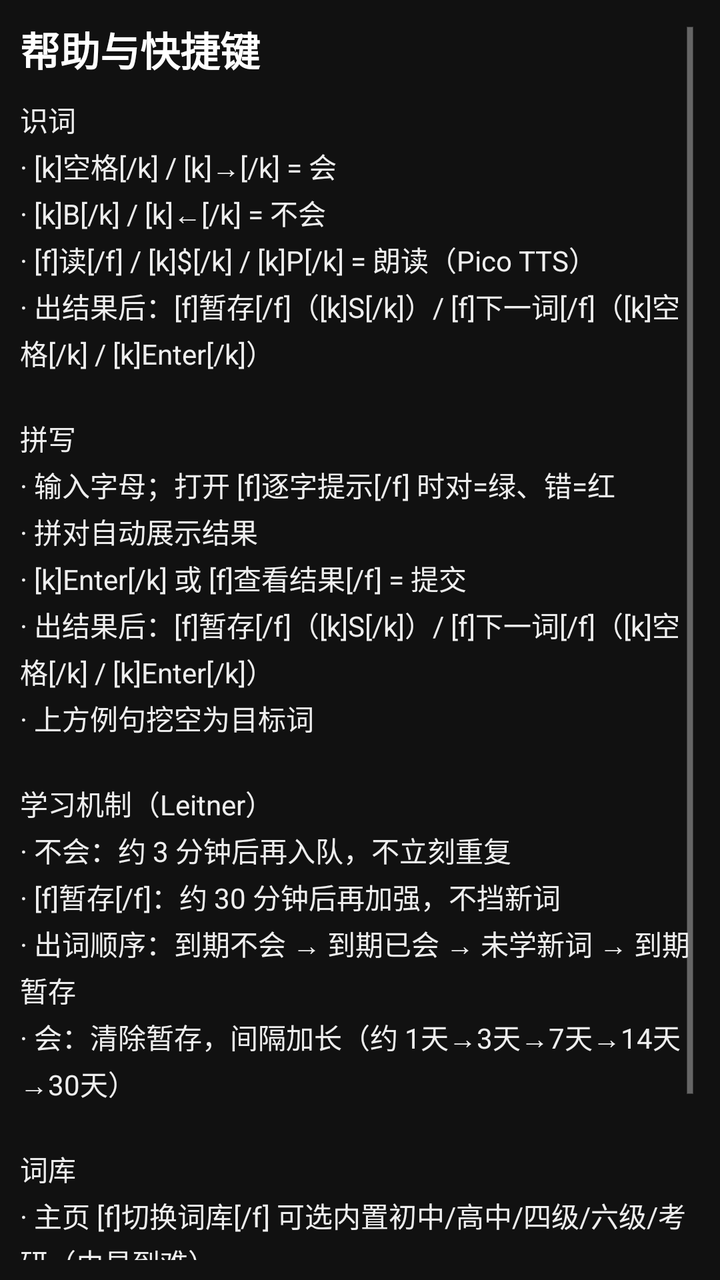
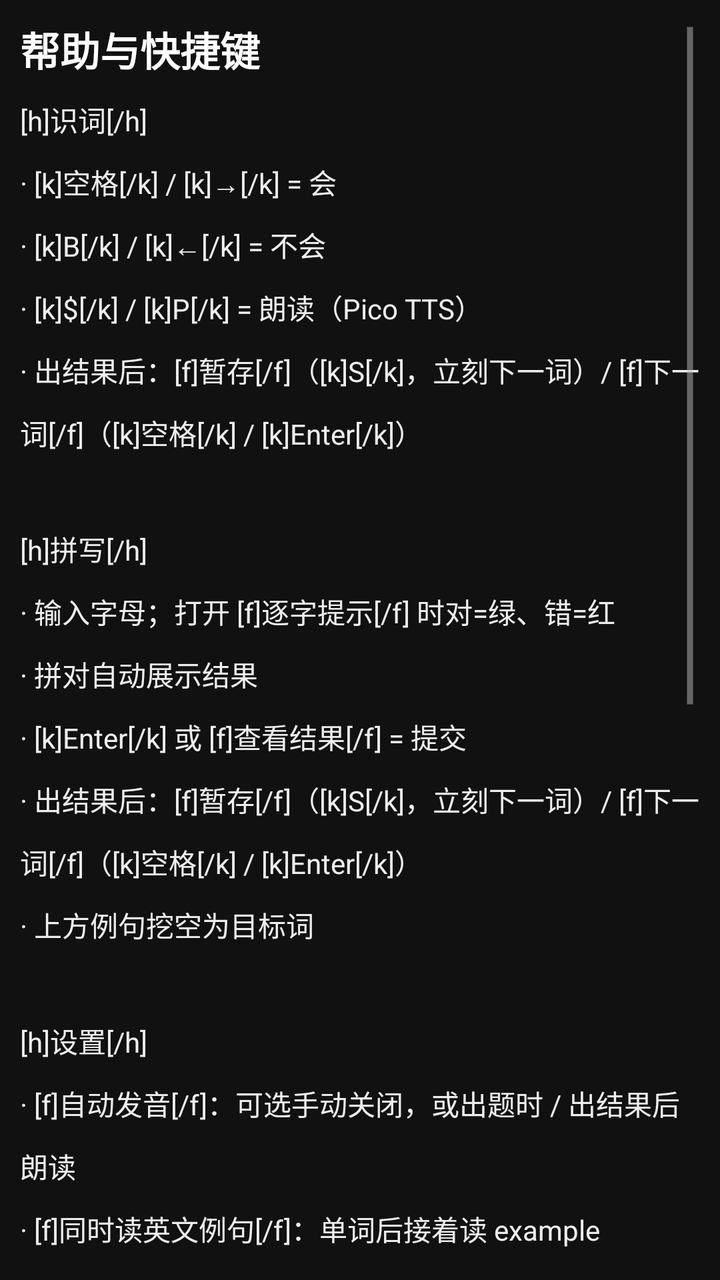

Screens rendered from an Android XML layout before and after an edit, with the pre-edit source and the edit as a unified diff.
<!-- AndroidManifest.xml: application theme AppTheme -->
<!-- res/layout/activity_help.xml -->
<?xml version="1.0" encoding="utf-8"?>
<ScrollView xmlns:android="http://schemas.android.com/apk/res/android"
    android:layout_width="match_parent"
    android:layout_height="match_parent"
    android:background="@color/bg"
    android:padding="10dp">

    <LinearLayout
        android:layout_width="match_parent"
        android:layout_height="wrap_content"
        android:orientation="vertical">

        <TextView
            android:layout_width="match_parent"
            android:layout_height="wrap_content"
            android:text="@string/help_title"
            android:textColor="@color/word"
            android:textSize="20sp"
            android:textStyle="bold" />

        <TextView
            android:id="@+id/helpBody"
            android:layout_width="match_parent"
            android:layout_height="wrap_content"
            android:layout_marginTop="10dp"
            android:gravity="left|top"
            android:lineSpacingExtra="3dp"
            android:text="@string/help_body"
            android:textColor="@color/text"
            android:textSize="14sp" />
    </LinearLayout>
</ScrollView>
<!-- resources referenced by this layout -->
<resources>
  <color name="bg">#FF111111</color>
  <color name="text">#FFEEEEEE</color>
  <color name="word">#FFFFFFFF</color>
  <string name="help_body">识词\n· [k]空格[/k] / [k]→[/k] = 会\n· [k]B[/k] / [k]←[/k] = 不会\n· [f]读[/f] / [k]$[/k] / [k]P[/k] = 朗读（Pico TTS）\n· 出结果后：[f]暂存[/f]（[k]S[/k]）/ [f]下一词[/f]（[k]空格[/k] / [k]Enter[/k]）\n\n拼写\n· 输入字母；打开 [f]逐字提示[/f] 时对=绿、错=红\n· 拼对自动展示结果\n· [k]Enter[/k] 或 [f]查看结果[/f] = 提交\n· 出结果后：[f]暂存[/f]（[k]S[/k]）/ [f]下一词[/f]（[k]空格[/k] / [k]Enter[/k]）\n· 上方例句挖空为目标词\n\n学习机制（Leitner）\n· 不会：约 3 分钟后再入队，不立刻重复\n· [f]暂存[/f]：约 30 分钟后再加强，不挡新词\n· 出词顺序：到期不会 → 到期已会 → 未学新词 → 到期暂存\n· 会：清除暂存，间隔加长（约 1天→3天→7天→14天→30天）\n\n词库\n· 主页 [f]切换词库[/f] 可选内置初中/高中/四级/六级/考研（由易到难）\n· 也可从文件导入；若权限失败请用内置词库\n· 已学进度按单词全局保存，切换词库不会清空\n· [f]导入导出[/f]：导出/导入 .vprg（含 App 版本与时间，机器可读压缩格式）</string>
  <string name="help_title">帮助与快捷键</string>
  <style name="AppTheme" parent="android:Theme.Holo.NoActionBar">
          <item name="android:windowBackground">@color/bg</item>
          <item name="android:colorBackground">@color/bg</item>
          <item name="android:textColor">@color/text</item>
          <item name="android:textColorPrimary">@color/text</item>
          <item name="android:textColorHint">@color/text_dim</item>
          <item name="android:editTextColor">@color/text</item>
      </style>
  <color name="text_dim">#FF9A9A9A</color>
</resources>

<!-- the commit's change to res/layout/activity_help.xml (unified diff, before → after) -->
@@ -24,7 +24,8 @@
             android:layout_height="wrap_content"
             android:layout_marginTop="10dp"
             android:gravity="left|top"
-            android:lineSpacingExtra="3dp"
+            android:lineSpacingExtra="8dp"
+            android:lineSpacingMultiplier="1.15"
             android:text="@string/help_body"
             android:textColor="@color/text"
             android:textSize="14sp" />
<!-- resource entries referenced after the edit -->
@@ -3,7 +3,7 @@
   <color name="bg">#FF111111</color>
   <color name="text">#FFEEEEEE</color>
   <color name="word">#FFFFFFFF</color>
-  <string name="help_body">识词\n· [k]空格[/k] / [k]→[/k] = 会\n· [k]B[/k] / [k]←[/k] = 不会\n· [f]读[/f] / [k]$[/k] / [k]P[/k] = 朗读（Pico TTS）\n· 出结果后：[f]暂存[/f]（[k]S[/k]）/ [f]下一词[/f]（[k]空格[/k] / [k]Enter[/k]）\n\n拼写\n· 输入字母；打开 [f]逐字提示[/f] 时对=绿、错=红\n· 拼对自动展示结果\n· [k]Enter[/k] 或 [f]查看结果[/f] = 提交\n· 出结果后：[f]暂存[/f]（[k]S[/k]）/ [f]下一词[/f]（[k]空格[/k] / [k]Enter[/k]）\n· 上方例句挖空为目标词\n\n学习机制（Leitner）\n· 不会：约 3 分钟后再入队，不立刻重复\n· [f]暂存[/f]：约 30 分钟后再加强，不挡新词\n· 出词顺序：到期不会 → 到期已会 → 未学新词 → 到期暂存\n· 会：清除暂存，间隔加长（约 1天→3天→7天→14天→30天）\n\n词库\n· 主页 [f]切换词库[/f] 可选内置初中/高中/四级/六级/考研（由易到难）\n· 也可从文件导入；若权限失败请用内置词库\n· 已学进度按单词全局保存，切换词库不会清空\n· [f]导入导出[/f]：导出/导入 .vprg（含 App 版本与时间，机器可读压缩格式）</string>
+  <string name="help_body">[h]识词[/h]\n· [k]空格[/k] / [k]→[/k] = 会\n· [k]B[/k] / [k]←[/k] = 不会\n· [k]$[/k] / [k]P[/k] = 朗读（Pico TTS）\n· 出结果后：[f]暂存[/f]（[k]S[/k]，立刻下一词）/ [f]下一词[/f]（[k]空格[/k] / [k]Enter[/k]）\n\n[h]拼写[/h]\n· 输入字母；打开 [f]逐字提示[/f] 时对=绿、错=红\n· 拼对自动展示结果\n· [k]Enter[/k] 或 [f]查看结果[/f] = 提交\n· 出结果后：[f]暂存[/f]（[k]S[/k]，立刻下一词）/ [f]下一词[/f]（[k]空格[/k] / [k]Enter[/k]）\n· 上方例句挖空为目标词\n\n[h]设置[/h]\n· [f]自动发音[/f]：可选手动关闭，或出题时 / 出结果后朗读\n· [f]同时读英文例句[/f]：单词后接着读 example\n· 手动朗读始终可用 [k]$[/k] / [k]P[/k]\n\n[h]学习机制[/h]\n· 不会：约 3 分钟后再入队，不立刻重复\n· [f]暂存[/f]：约 30 分钟后再加强，不挡新词\n· 出词顺序：到期不会 → 到期已会 → 未学新词 → 到期暂存\n· 会：清除暂存，间隔加长（约 1天→3天→7天→14天→30天）\n\n[h]词库[/h]\n· 主页 [f]切换词库[/f] 可选内置初中/高中/四级/六级/考研（由易到难）\n· 也可从文件导入；若权限失败请用内置词库\n· 已学进度按单词全局保存，切换词库不会清空\n· [f]导入导出[/f]：导出/导入 .vprg（含 App 版本与时间，机器可读压缩格式）</string>
   <string name="help_title">帮助与快捷键</string>
   <style name="AppTheme" parent="android:Theme.Holo.NoActionBar">
           <item name="android:windowBackground">@color/bg</item>
